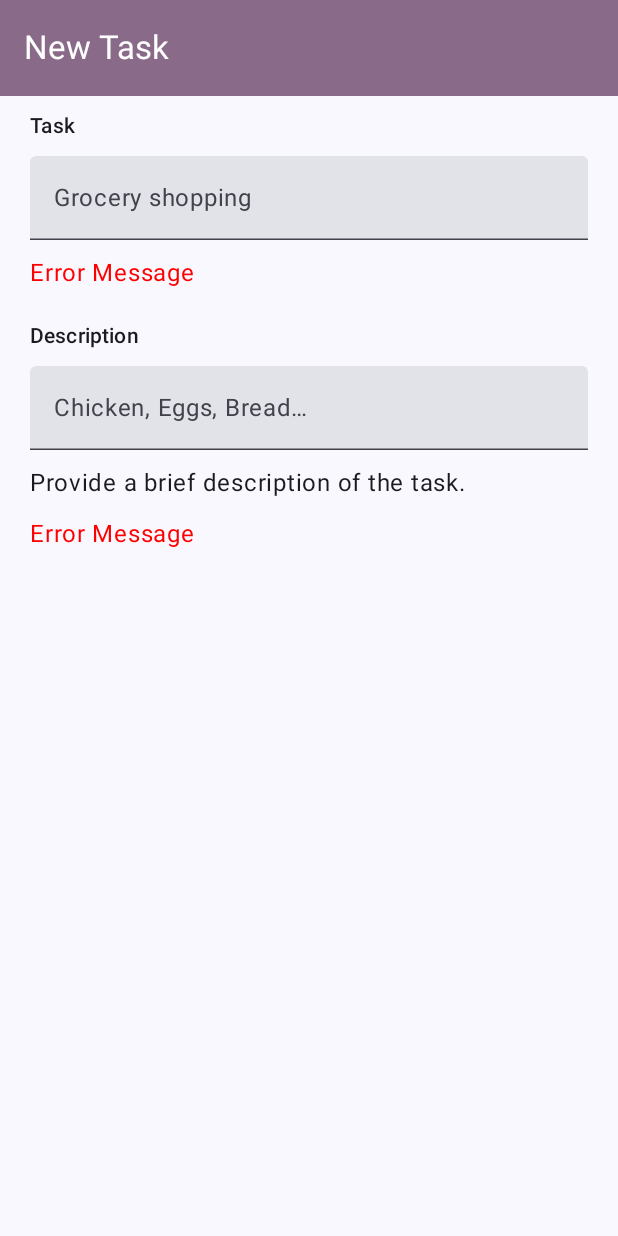
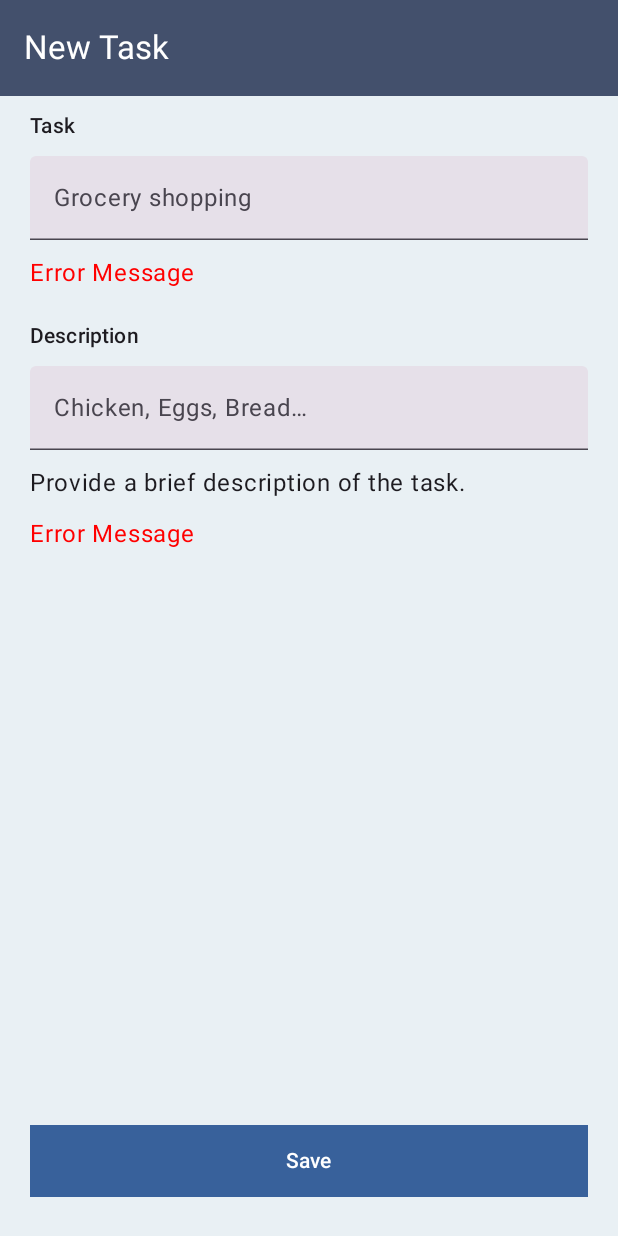
Before and after one commit to Cameron-Fisher-506/cameron-fisher-intermediate-assessment, an Android app built with Jetpack Compose: the screen it shows after launch (MainActivity), after a tap on "Add", on a phone screen of 412 x 824 dp. Run offline under Robolectric (Android 15) with nearby library versions, the phone set to English and light mode, and no system bars.

Commit message:
User Interface 06: Update color scheme. Add dark mode

```diff
--- a/app/src/main/java/za/co/todoapp/presentation/task/TaskScreen.kt
+++ b/app/src/main/java/za/co/todoapp/presentation/task/TaskScreen.kt
@@ -1,6 +1,7 @@
 package za.co.todoapp.presentation.task
 
 import androidx.compose.foundation.layout.Column
+import androidx.compose.foundation.layout.Spacer
 import androidx.compose.foundation.layout.fillMaxWidth
 import androidx.compose.foundation.layout.padding
 import androidx.compose.foundation.layout.wrapContentSize
@@ -15,6 +16,8 @@ import androidx.compose.runtime.Composable
 import androidx.compose.ui.Modifier
 import androidx.compose.ui.res.stringResource
 import androidx.compose.ui.tooling.preview.Preview
+import androidx.compose.ui.unit.dp
+import com.example.composecorelib.buttons.ButtonView
 import com.example.composecorelib.buttons.CustomInputView
 import za.co.todoapp.R
 
@@ -48,6 +51,13 @@ fun TaskScreen(modifier: Modifier = Modifier) {
                 ) {
 
                 }
+                Spacer(modifier.weight(1f))
+                ButtonView(
+                    modifier.padding(bottom = 8.dp),
+                    title = stringResource(R.string.todo_save)
+                ) {
+                    //TODO:Cache the task in RoomDB
+                }
             }
         }
     }
--- a/app/src/main/java/za/co/todoapp/ui/theme/Color.kt
+++ b/app/src/main/java/za/co/todoapp/ui/theme/Color.kt
@@ -2,10 +2,70 @@ package za.co.todoapp.ui.theme
 
 import androidx.compose.ui.graphics.Color
 
-val Purple80 = Color(0xFFD0BCFF)
-val PurpleGrey80 = Color(0xFFCCC2DC)
-val Pink80 = Color(0xFFEFB8C8)
+val Blue = Color(0xFF38619B)
+val Red = Color(0xFFEF4B4C)
+val NavyBlue = Color(0xFF43506C)
+val LightGrayishBlue = Color(0xFFE9F0F4)
 
-val Purple40 = Color(0xFF6650a4)
-val PurpleGrey40 = Color(0xFF625b71)
-val Pink40 = Color(0xFF7D5260)
+val DarkModeBlack = Color(0xFF000000)
+val DarkModeDarkGray = Color(0xFF222222)
+val DarkModeDarkGreen = Color(0xFF169976)
+
+sealed class ThemeColors(
+    val background: Color,
+    val surface: Color,
+    val primary: Color,
+    val onPrimary: Color,
+    val primaryContainer: Color,
+    val onPrimaryContainer: Color,
+    val secondary: Color,
+    val onSecondary: Color,
+    val secondaryContainer: Color,
+    val onSecondaryContainer: Color,
+    val tertiary: Color,
+    val onTertiary: Color,
+    val tertiaryContainer: Color,
+    val onTertiaryContainer: Color,
+    val text: Color
+)  {
+    data object Dark: ThemeColors(
+        primary = DarkModeDarkGreen,
+        onPrimary = Color.White,
+        primaryContainer = DarkModeDarkGreen,
+        onPrimaryContainer = Color.White,
+
+        secondary = Red,
+        onSecondary = Color.White,
+        secondaryContainer = Red,
+        onSecondaryContainer = Color.White,
+
+        tertiary = DarkModeBlack,
+        onTertiary = Color.White,
+        tertiaryContainer = DarkModeBlack,
+        onTertiaryContainer = Color.White,
+
+        text = Color.White,
+        background = Color.Black,
+        surface = DarkModeDarkGray
+    )
+    data object Light: ThemeColors(
+        primary = Blue,
+        onPrimary = Color.White,
+        primaryContainer = Blue,
+        onPrimaryContainer = Color.White,
+
+        secondary = Red,
+        onSecondary = Color.White,
+        secondaryContainer = Red,
+        onSecondaryContainer = Color.White,
+
+        tertiary = NavyBlue,
+        onTertiary = Color.White,
+        tertiaryContainer = NavyBlue,
+        onTertiaryContainer = Color.White,
+
+        text = Color.Black,
+        background = Color.White,
+        surface = LightGrayishBlue,
+    )
+}
--- a/app/src/main/java/za/co/todoapp/ui/theme/Theme.kt
+++ b/app/src/main/java/za/co/todoapp/ui/theme/Theme.kt
@@ -1,54 +1,55 @@
 package za.co.todoapp.ui.theme
 
-import android.app.Activity
-import android.os.Build
 import androidx.compose.foundation.isSystemInDarkTheme
 import androidx.compose.material3.MaterialTheme
 import androidx.compose.material3.darkColorScheme
-import androidx.compose.material3.dynamicDarkColorScheme
-import androidx.compose.material3.dynamicLightColorScheme
 import androidx.compose.material3.lightColorScheme
 import androidx.compose.runtime.Composable
-import androidx.compose.ui.platform.LocalContext
 
-private val DarkColorScheme = darkColorScheme(
-    primary = Purple80,
-    secondary = PurpleGrey80,
-    tertiary = Pink80
+private val darkColorPalette = darkColorScheme(
+    primary = ThemeColors.Dark.primary,
+    onPrimary = ThemeColors.Dark.onPrimary,
+    primaryContainer = ThemeColors.Dark.primaryContainer,
+    onPrimaryContainer = ThemeColors.Dark.onPrimaryContainer,
+
+    secondary = ThemeColors.Dark.secondary,
+    onSecondary = ThemeColors.Dark.onSecondary,
+    secondaryContainer = ThemeColors.Dark.secondaryContainer,
+    onSecondaryContainer = ThemeColors.Dark.onSecondaryContainer,
+
+    tertiary = ThemeColors.Dark.tertiary,
+    onTertiary = ThemeColors.Dark.onTertiary,
+    tertiaryContainer = ThemeColors.Dark.tertiaryContainer,
+    onTertiaryContainer = ThemeColors.Dark.onTertiaryContainer,
+
+    surface = ThemeColors.Dark.surface,
+    onSurface = ThemeColors.Dark.text,
+    background = ThemeColors.Dark.background
 )
 
-private val LightColorScheme = lightColorScheme(
-    primary = Purple40,
-    secondary = PurpleGrey40,
-    tertiary = Pink40
+private val lightColorPalette = lightColorScheme(
+    primary = ThemeColors.Light.primary,
+    onPrimary = ThemeColors.Light.onPrimary,
+    primaryContainer = ThemeColors.Light.primaryContainer,
+    onPrimaryContainer = ThemeColors.Light.onPrimaryContainer,
 
-    /* Other default colors to override
-    background = Color(0xFFFFFBFE),
-    surface = Color(0xFFFFFBFE),
-    onPrimary = Color.White,
-    onSecondary = Color.White,
-    onTertiary = Color.White,
-    onBackground = Color(0xFF1C1B1F),
-    onSurface = Color(0xFF1C1B1F),
-    */
+    secondary = ThemeColors.Light.secondary,
+    onSecondary = ThemeColors.Light.onSecondary,
+    secondaryContainer = ThemeColors.Light.secondaryContainer,
+    onSecondaryContainer = ThemeColors.Light.onSecondaryContainer,
+
+    tertiary = ThemeColors.Light.tertiary,
+    onTertiary = ThemeColors.Light.onTertiary,
+    tertiaryContainer = ThemeColors.Light.tertiaryContainer,
+    onTertiaryContainer = ThemeColors.Light.onTertiaryContainer,
+
+    surface = ThemeColors.Light.surface,
+    background = ThemeColors.Light.background,
 )
 
 @Composable
-fun TodoAppTheme(
-    darkTheme: Boolean = isSystemInDarkTheme(),
-    // Dynamic color is available on Android 12+
-    dynamicColor: Boolean = true,
-    content: @Composable () -> Unit
-) {
-    val colorScheme = when {
-        dynamicColor && Build.VERSION.SDK_INT >= Build.VERSION_CODES.S -> {
-            val context = LocalContext.current
-            if (darkTheme) dynamicDarkColorScheme(context) else dynamicLightColorScheme(context)
-        }
-
-        darkTheme -> DarkColorScheme
-        else -> LightColorScheme
-    }
+fun TodoAppTheme(darkTheme: Boolean = isSystemInDarkTheme(), content: @Composable () -> Unit) {
+    val colorScheme = if (darkTheme) darkColorPalette else lightColorPalette
 
     MaterialTheme(
         colorScheme = colorScheme,
--- a/app/src/main/res/values/strings.xml
+++ b/app/src/main/res/values/strings.xml
@@ -13,6 +13,7 @@
     <string name="todo_description_hint">Chicken, Eggs, Bread…</string>
     <string name="todo_provide_a_brief_description">Provide a brief description of the task.</string>
     <string name="todo_please_provide_a_brief_description">Please provide a brief description of the task.</string>
+    <string name="todo_save">Save</string>
 
     <!-- Menu Screen -->
     <string name="todo_menu">Menu</string>
--- a/composeCoreLib/src/main/java/com/example/composecorelib/buttons/ButtonView.kt
+++ b/composeCoreLib/src/main/java/com/example/composecorelib/buttons/ButtonView.kt
@@ -1,9 +1,11 @@
 package com.example.composecorelib.buttons
 
+import androidx.compose.foundation.background
 import androidx.compose.foundation.layout.fillMaxWidth
 import androidx.compose.foundation.layout.padding
 import androidx.compose.foundation.layout.wrapContentSize
 import androidx.compose.material3.Button
+import androidx.compose.material3.MaterialTheme
 import androidx.compose.material3.Surface
 import androidx.compose.material3.Text
 import androidx.compose.runtime.Composable
@@ -14,13 +16,19 @@ import androidx.compose.ui.tooling.preview.Preview
 import androidx.compose.ui.unit.dp
 
 @Composable
-fun ButtonView(title: String, shape: Shape = RectangleShape, onClick: () -> Unit) {
-    Surface(Modifier.wrapContentSize()) {
+fun ButtonView(
+    modifier: Modifier = Modifier,
+    title: String,
+    shape: Shape = RectangleShape,
+    onClick: () -> Unit
+) {
+    Surface(modifier.wrapContentSize()) {
         Button(
             { onClick() },
-            Modifier
+            modifier
                 .padding(20.dp, 10.dp)
-                .fillMaxWidth(1f),
+                .fillMaxWidth(1f)
+                .background(color = MaterialTheme.colorScheme.primaryContainer),
             shape = shape,
         ) {
             Text(title)
@@ -31,5 +39,5 @@ fun ButtonView(title: String, shape: Shape = RectangleShape, onClick: () -> Unit
 @Preview(showBackground = true)
 @Composable
 fun PreviewButtonView() {
-    ButtonView("Button") {}
+    ButtonView(title = "Button") {}
 }
--- a/composeCoreLib/src/main/java/com/example/composecorelib/buttons/CustomCardView.kt
+++ b/composeCoreLib/src/main/java/com/example/composecorelib/buttons/CustomCardView.kt
@@ -1,6 +1,5 @@
 package com.example.composecorelib.buttons
 
-import androidx.compose.foundation.clickable
 import androidx.compose.foundation.layout.Column
 import androidx.compose.foundation.layout.Row
 import androidx.compose.foundation.layout.fillMaxWidth
@@ -40,7 +39,7 @@ fun CustomCardView(
                     .width(8.dp),
                 onClick = { },
                 colors = ButtonDefaults.buttonColors(
-                    containerColor = if (isComplete) Color.Green else Color.DarkGray
+                    containerColor = if (isComplete) Color.Green else Color.Red
                 ),
                 shape = RoundedCornerShape(topStart = 8.dp, bottomStart = 8.dp),
             ) { }
--- a/composeCoreLib/src/main/res/values/colors.xml
+++ b/composeCoreLib/src/main/res/values/colors.xml
@@ -3,17 +3,4 @@
     <color name="colorPrimary">#008577</color>
     <color name="colorPrimaryDark">#00574B</color>
     <color name="colorAccent">#D81B60</color>
-
-    //My Colors
-    <color name="lunoBlue">#12326b</color>
-    <color name="lightGrey">#D3D3D3</color>
-    <color name="black">#0f0f0f</color>
-    <color name="green">#4bb543</color>
-    <color name="gold">#efbf04</color>
-    <color name="white">#ffffff</color>
-    <color name="grey">#8e8e8e</color>
-    <color name="red">#FF0000</color>
-    <color name="darkblue">#1C2536</color>
-    <color name="dark_blue">#19489A</color>
-    <color name="midnight_blue">#1C2536</color>
 </resources>
```
